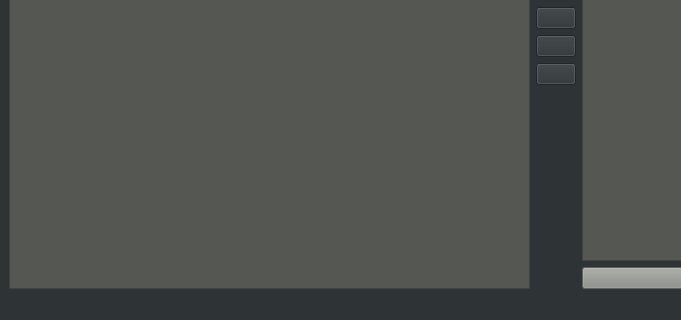
Before: the Qt Designer form src/ArchivosUi/VentanaPricipalGui.ui in Jonathan-Lara-Hurtado/PuntoDeVentaGallito, drawn with Qt 5; both pictures show x 0 to 681 and y 226 to 546 of the 1112 by 546 pixel window.
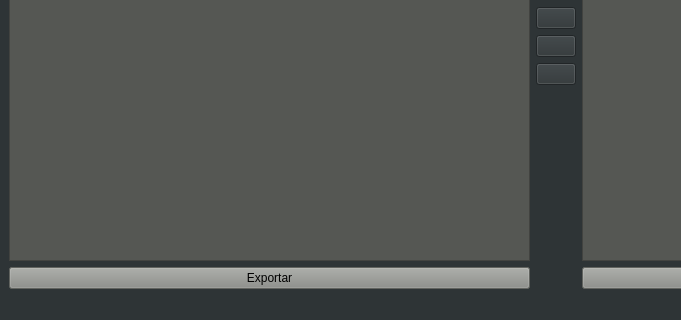
After: the same form once the commit is applied. Icons and pictures are not drawn.

Patch:
```diff
--- a/src/ArchivosUi/VentanaPricipalGui.ui
+++ b/src/ArchivosUi/VentanaPricipalGui.ui
@@ -76,6 +76,17 @@
           </column>
          </widget>
         </item>
+        <item>
+         <widget class="QPushButton" name="btnExportar">
+          <property name="styleSheet">
+           <string notr="true">background-color: rgb(136, 138, 133);
+</string>
+          </property>
+          <property name="text">
+           <string>Exportar</string>
+          </property>
+         </widget>
+        </item>
        </layout>
       </item>
       <item>
```
